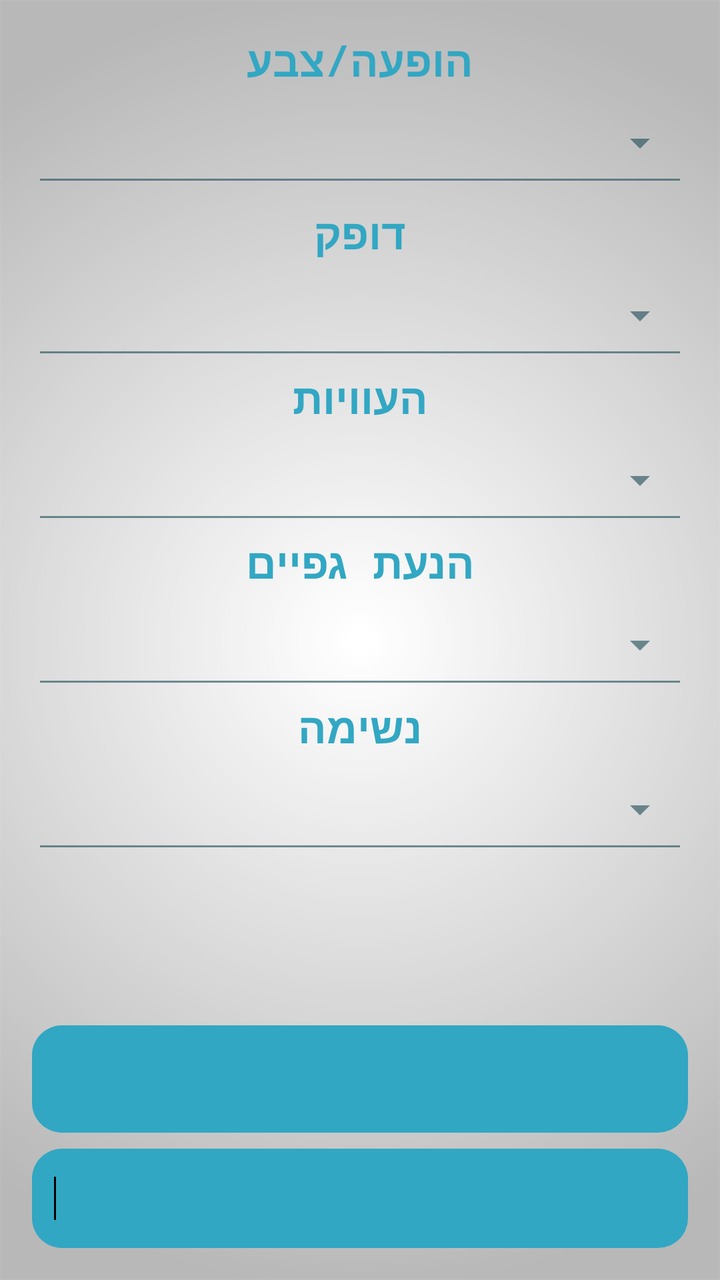
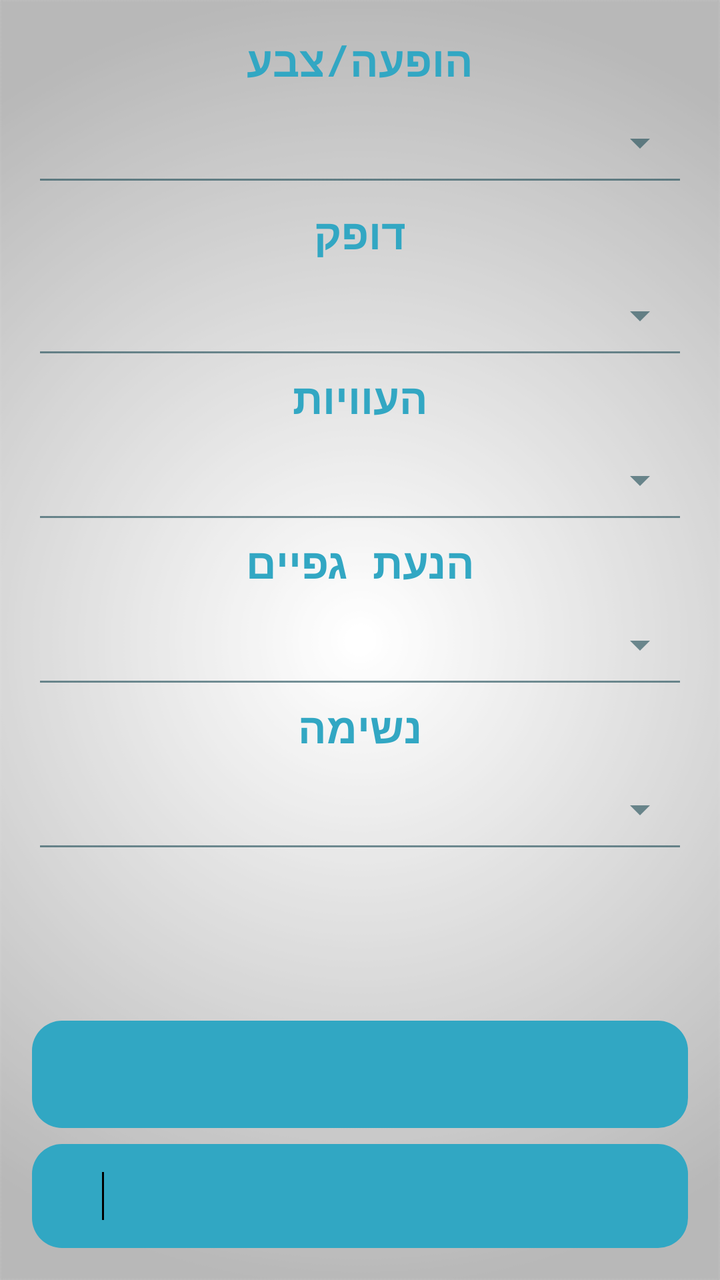

Before-and-after screenshots of an Android layout around one commit, followed by the original layout XML and the change that was made.
<!-- AndroidManifest.xml: application theme AppTheme -->
<!-- res/layout/activity_apgar_calc.xml -->
<?xml version="1.0" encoding="utf-8"?>
<RelativeLayout
    xmlns:android="http://schemas.android.com/apk/res/android"
    xmlns:app="http://schemas.android.com/apk/res-auto"
    xmlns:tools="http://schemas.android.com/tools"
    android:layout_width="match_parent"
    android:layout_height="match_parent"
    android:padding="@dimen/activity_horizontal_margin">
    <ScrollView
        android:layout_width="match_parent"
        android:layout_height="match_parent"
        android:layout_above="@+id/ApgarGrade"
        android:layout_marginBottom="8dp">
    <RelativeLayout
        android:orientation="vertical" android:layout_width="match_parent"
        android:layout_height="wrap_content">
        <TextView
            android:layout_width="match_parent"
            android:layout_height="wrap_content"
            android:text="@string/Appe"
            android:id="@+id/ApperenceTxt"
            android:textColor="@color/ColorAqua"
            android:textStyle="bold"
            android:gravity="center"
            android:textSize="21sp"/>
        <android.support.design.widget.TextInputLayout
            android:layout_width="match_parent"
            android:layout_height="wrap_content"
            android:id="@+id/Apperence"
            android:hint="@string/Appe"
            android:layout_below="@+id/ApperenceTxt">
            <Spinner
                android:layout_width="match_parent"
                android:layout_height="54dp"
                android:id="@+id/ApperenceS"
                style="@style/Widget.AppCompat.Spinner.Underlined"
                android:layout_gravity="start"
                android:spinnerMode="dropdown" />
        </android.support.design.widget.TextInputLayout>
        <TextView
            android:layout_width="match_parent"
            android:layout_height="wrap_content"
            android:text="@string/Puls"
            android:id="@+id/PulseTxt"
            android:textSize="21sp"
            android:textColor="@color/ColorAqua"
            android:textStyle="bold"
            android:gravity="center"
            android:layout_marginTop="4dp"
            android:layout_below="@id/Apperence"/>
        <android.support.design.widget.TextInputLayout
            android:layout_width="match_parent"
            android:layout_height="wrap_content"
            android:id="@+id/Pulse"
            android:layout_below="@+id/PulseTxt">
            <Spinner
                android:layout_width="match_parent"
                android:layout_height="54dp"
                android:id="@+id/PulseS"
                style="@style/Widget.AppCompat.Spinner.Underlined"
                android:layout_gravity="start"
                android:spinnerMode="dropdown" />
        </android.support.design.widget.TextInputLayout>
        <TextView
            android:layout_width="match_parent"
            android:layout_height="wrap_content"
            android:text="@string/Grim"
            android:id="@+id/GrimaceTxt"
            android:layout_below="@id/Pulse"
            android:textColor="@color/ColorAqua"
            android:textStyle="bold"
            android:gravity="center"
            android:textSize="21sp"/>
        <android.support.design.widget.TextInputLayout
            android:layout_width="match_parent"
            android:layout_height="wrap_content"
            android:id="@+id/Grimace"
            android:layout_below="@+id/GrimaceTxt">
            <Spinner
                android:layout_width="match_parent"
                android:layout_height="54dp"
                android:id="@+id/GrimaceS"
                style="@style/Widget.AppCompat.Spinner.Underlined"
                android:layout_gravity="start"
                android:spinnerMode="dropdown" />
        </android.support.design.widget.TextInputLayout>
        <TextView
            android:layout_width="match_parent"
            android:layout_height="wrap_content"
            android:text="@string/Acti"
            android:id="@+id/ActivityTxt"
            android:textSize="21sp"
            android:textColor="@color/ColorAqua"
            android:textStyle="bold"
            android:gravity="center"
            android:layout_below="@id/Grimace"/>
        <android.support.design.widget.TextInputLayout
            android:layout_width="match_parent"
            android:layout_height="wrap_content"
            android:id="@+id/Activity"
            android:layout_below="@+id/ActivityTxt">
            <Spinner
                android:layout_width="match_parent"
                android:layout_height="54dp"
                android:id="@+id/ActivityS"
                style="@style/Widget.AppCompat.Spinner.Underlined"
                android:layout_gravity="start"
                android:spinnerMode="dropdown" />
        </android.support.design.widget.TextInputLayout>
        <TextView
            android:layout_width="match_parent"
            android:layout_height="wrap_content"
            android:text="@string/Resp"
            android:id="@+id/RespirationsTxt"
            android:layout_below="@id/Activity"
            android:textColor="@color/ColorAqua"
            android:textStyle="bold"
            android:gravity="center"
            android:textSize="21sp"/>
        <android.support.design.widget.TextInputLayout
            android:layout_width="match_parent"
            android:layout_height="wrap_content"
            android:id="@+id/Respirations"
            android:layout_below="@+id/RespirationsTxt">
            <Spinner
                android:layout_width="match_parent"
                android:layout_height="54dp"
                android:id="@+id/RespirationsS"
                style="@style/Widget.AppCompat.Spinner.Underlined"
                android:layout_gravity="start"
                android:spinnerMode="dropdown" />
        </android.support.design.widget.TextInputLayout>
    </RelativeLayout>
    </ScrollView>
    <TextView
        android:layout_width="match_parent"
        android:layout_height="wrap_content"
        android:id="@+id/ApgarGrade"
        android:background="@drawable/btns_new"
        android:padding="14dp"
        android:textSize="19sp"
        android:layout_marginBottom="8dp"
        android:gravity="start|top"
        android:layout_above="@+id/ApgarInfBG"/>
    <LinearLayout
        android:layout_width="match_parent"
        android:layout_height="wrap_content"
        android:id="@+id/ApgarInfBG"
        android:background="@drawable/btns_new"
        android:drawablePadding="16dp"
        android:paddingStart="7dp"
        android:padding="14dp"
        android:gravity="center_horizontal|top"
        android:layout_alignParentBottom="true">
        <ImageView
            android:layout_width="wrap_content"
            android:layout_height="wrap_content"
            android:layout_marginStart="2dp"
            android:layout_marginEnd="2dp"
            android:tint="@color/Black"
            app:srcCompat="@drawable/ic_info"/>
        <View
            android:layout_width="1dp"
            android:layout_height="match_parent"
            android:background="@color/Black"
            android:layout_marginEnd="10dp" />
        <TextView
            android:layout_width="match_parent"
            android:layout_height="wrap_content"
            android:id="@+id/ApgarInfi"
            android:textSize="16sp"/>
    </LinearLayout>

</RelativeLayout>
<!-- resources referenced by this layout -->
<resources>
  <color name="Black">#000000</color>
  <color name="ColorAqua">#32a7c3</color>
  <dimen name="activity_horizontal_margin">16dp</dimen>
  <!-- drawable btns_new (drawable) -->
  <?xml version="1.0" encoding="utf-8"?>
  <shape xmlns:android="http://schemas.android.com/apk/res/android"
      android:shape="rectangle">
      <corners android:radius="15dp" />
      <solid android:color="@color/ColorNice" />
      <padding
          android:right="0dp"
          android:left="0dp"
          android:bottom="0dp"
          android:top="0dp" />
      <stroke
          android:width="0dp"
          android:color="#1e869f" />
  </shape>
  <!-- drawable ic_info: png bitmap (drawable, 1348 bytes) -->
  <string name="Acti">הנעת גפיים</string>
  <string name="Appe">הופעה/צבע</string>
  <string name="Grim">העוויות</string>
  <string name="Puls">דופק</string>
  <string name="Resp">נשימה</string>
  <style name="AppTheme" parent="Theme.AppCompat.Light">
          
          <item name="android:textColor">@color/Black</item>
          <item name="colorPrimary">@color/ColorPrimary</item>
          <item name="colorPrimaryDark">@color/ColorPrimaryDark</item>
          <item name="android:textColorHintInverse">@color/ColorBlue</item>
          <item name="actionBarTheme">@style/ThemeOverlay.AppCompat.Dark.ActionBar</item>
          <item name="buttonStyle">@style/FButton</item>
          <item name="android:buttonStyle">@style/FButton</item>
          <item name="colorAccent">@color/materialGrey300</item>
          
          <item name="android:actionMenuTextColor">@color/Black</item>
          <item name="android:itemBackground">@color/materialGrey300</item>
          <item name="android:textColorSecondary">@color/ColorRedDark</item>
          <item name="android:windowBackground">@drawable/ic_bgg</item>
          <item name="android:typeface">monospace</item>
  
          <item name="android:textColorHint">@color/ColorAqua</item>
          <item name="colorControlNormal">@color/ColorBlue</item>
          <item name="colorControlActivated">@color/ColorAqua</item>
          <item name="colorControlHighlight">@color/ColorAqua</item>
      </style>
  <color name="ColorNice">#31a7c3</color>
  <color name="ColorPrimary">#10133b</color>
  <color name="ColorPrimaryDark">#1a1d4b</color>
  <color name="ColorBlue">#98194853</color>
  <style name="FButton" parent="Theme.AppCompat.Light">
          <item name="colorControlHighlight">@color/ColorBlue</item>
          <item name="android:textColor">@color/ColorAqua</item>
          <item name="android:textSize">20sp</item>
      </style>
  <color name="materialGrey300">#ffe0e0e0</color>
  <color name="ColorRedDark">#6b0000</color>
  <!-- drawable ic_bgg: png bitmap (drawable, 33899 bytes) -->
</resources>

<!-- the commit's change to res/layout/activity_apgar_calc.xml (unified diff, before → after) -->
@@ -153,8 +153,8 @@
         android:gravity="center_horizontal|top"
         android:layout_alignParentBottom="true">
         <ImageView
-            android:layout_width="wrap_content"
-            android:layout_height="wrap_content"
+            android:layout_width="24dp"
+            android:layout_height="24dp"
             android:layout_marginStart="2dp"
             android:layout_marginEnd="2dp"
             android:tint="@color/Black"
<!-- resource entries referenced after the edit -->
@@ -18,7 +18,16 @@
           android:width="0dp"
           android:color="#1e869f" />
   </shape>
-  <!-- drawable ic_info: png bitmap (drawable, 1348 bytes) -->
+  <!-- drawable ic_info (drawable-anydpi-v21) -->
+  <vector xmlns:android="http://schemas.android.com/apk/res/android"
+          android:width="24dp"
+          android:height="24dp"
+          android:viewportWidth="24.0"
+          android:viewportHeight="24.0">
+      <path
+          android:fillColor="#FFFF"
+          android:pathData="M12,2C6.48,2 2,6.48 2,12s4.48,10 10,10 10,-4.48 10,-10S17.52,2 12,2zM13,17h-2v-6h2v6zM13,9h-2L11,7h2v2z"/>
+  </vector>
   <string name="Acti">הנעת גפיים</string>
   <string name="Appe">הופעה/צבע</string>
   <string name="Grim">העוויות</string>
